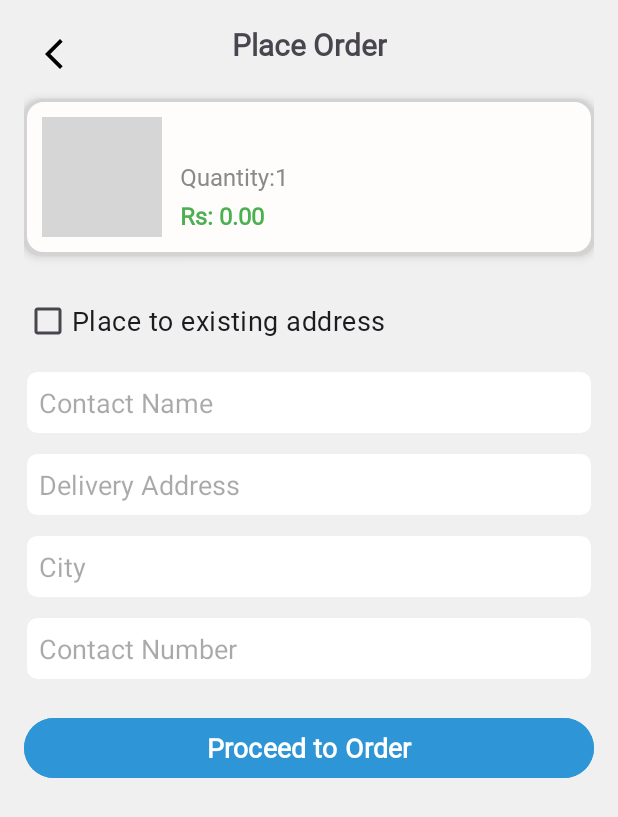
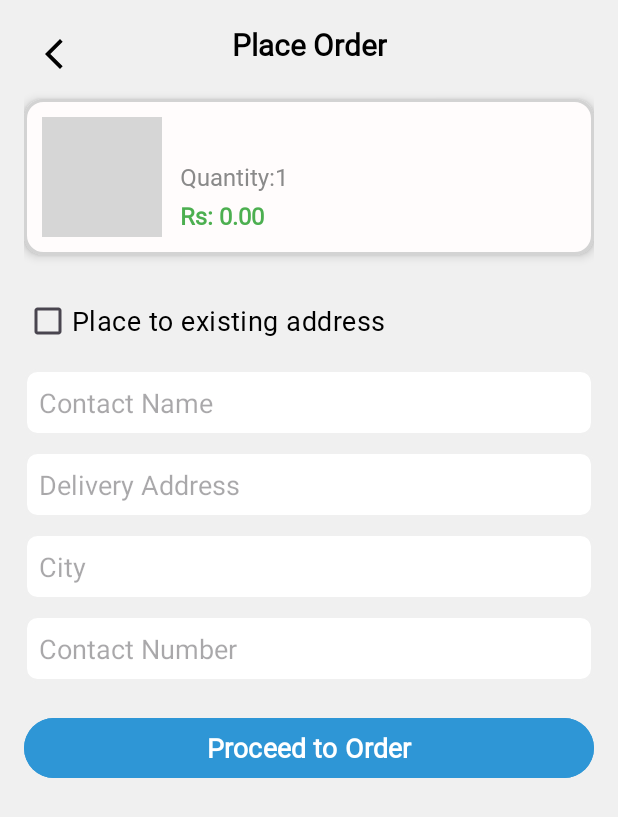
Before and after one commit to Lakshan18/Greenify_Food_App, an Android app: the PlaceOrderActivity screen opened directly, with no data from a screen before it, on a phone screen of 412 x 824 dp. Shown: the top 817 px of the screen. Run offline under Robolectric (Android 15) with nearby library versions, the phone set to English and light mode, and no system bars; our stand-ins replace Firebase (no records; nobody signed in at launch, a user with empty details on screens opened directly); libraries missing offline, so code that uses them is left out: lk.payhere.androidsdk; pictures from the network do not load; grey boxes are pictures that could not be loaded.

Commit message:
existing updates

```diff
--- a/app/build.gradle.kts
+++ b/app/build.gradle.kts
@@ -9,7 +9,7 @@ android {
 
     defaultConfig {
         applicationId = "com.example.greenify_organic_food_app"
-        minSdk = 35
+        minSdk = 28
         targetSdk = 35
         versionCode = 1
         versionName = "1.0"
@@ -56,13 +56,10 @@ dependencies {
     implementation("com.github.bumptech.glide:glide:4.12.0")
     annotationProcessor("com.github.bumptech.glide:compiler:4.12.0")
     implementation("com.squareup.okhttp3:okhttp:4.12.0")
-    implementation ("com.stripe:stripe-android:20.43.0")
     implementation ("com.google.android.material:material:1.9.0")
     implementation ("com.google.android.exoplayer:exoplayer:2.18.1")
 
     implementation ("com.github.PayHereDevs:payhere-android-sdk:v3.0.17")
     implementation ("androidx.appcompat:appcompat:1.6.0")
     implementation ("com.google.code.gson:gson:2.8.0")
-
-
 }
--- a/app/src/main/java/com/example/greenify_organic_food_app/MainActivity.java
+++ b/app/src/main/java/com/example/greenify_organic_food_app/MainActivity.java
@@ -36,7 +36,7 @@ public class MainActivity extends AppCompatActivity {
             if ("MyProfileFragment".equals(fragmentName)) {
                 // Navigate to MyProfileFragment
                 getSupportFragmentManager().beginTransaction()
-                        .replace(com.stripe.android.R.id.fragment_container, new MyProfileFragment())
+                        .replace(androidx.fragment.R.id.fragment_container_view_tag, new MyProfileFragment())
                         .commit();
             }
         }
--- a/app/src/main/res/layout/activity_place_order.xml
+++ b/app/src/main/res/layout/activity_place_order.xml
@@ -30,6 +30,7 @@
                     android:layout_height="wrap_content"
                     android:text="Place Order"
                     android:textSize="20sp"
+                    android:textColor="@color/black"
                     android:textStyle="bold"
                     android:fontFamily="@font/roboto"
                     app:layout_constraintTop_toTopOf="parent"
@@ -114,6 +115,7 @@
                 android:layout_height="wrap_content"
                 android:text="@string/place_existing_text1"
                 android:textSize="18sp"
+                android:textColor="@color/black"
                 android:fontFamily="@font/roboto"
                 android:layout_marginTop="20dp"/>
 
@@ -130,6 +132,7 @@
                     android:layout_width="match_parent"
                     android:layout_height="wrap_content"
                     android:hint="@string/plc_or_con_name_text1"
+                    android:textColor="@color/black"
                     android:padding="10dp"
                     android:background="@drawable/input_bg"/>
 
@@ -138,6 +141,7 @@
                     android:layout_width="match_parent"
                     android:layout_height="wrap_content"
                     android:hint="@string/plc_or_address_text1"
+                    android:textColor="@color/black"
                     android:layout_marginTop="10dp"
                     android:padding="10dp"
                     android:background="@drawable/input_bg"/>
@@ -147,6 +151,7 @@
                     android:layout_width="match_parent"
                     android:layout_height="wrap_content"
                     android:hint="@string/plc_or_city_text1"
+                    android:textColor="@color/black"
                     android:layout_marginTop="10dp"
                     android:padding="10dp"
                     android:background="@drawable/input_bg"/>
@@ -157,6 +162,7 @@
                     android:layout_height="wrap_content"
                     android:hint="@string/plc_or_mobile_text1"
                     android:layout_marginTop="10dp"
+                    android:textColor="@color/black"
                     android:inputType="phone"
                     android:padding="10dp"
                     android:background="@drawable/input_bg"/>
@@ -175,14 +181,6 @@
                 android:textColor="@color/white"
                 android:enabled="false"
                 android:layout_marginTop="20dp"/>
-
-            <WebView
-                android:id="@+id/payhereWebView"
-                android:layout_width="match_parent"
-                android:layout_height="match_parent"
-                android:visibility="gone"
-                android:layout_marginTop="20dp"
-                />
         </LinearLayout>
     </ScrollView>
 </LinearLayout>
```
Also changed, not shown: app/src/main/java/com/example/greenify_organic_food_app/PlaceOrderActivity.java (+30 -23 lines).
